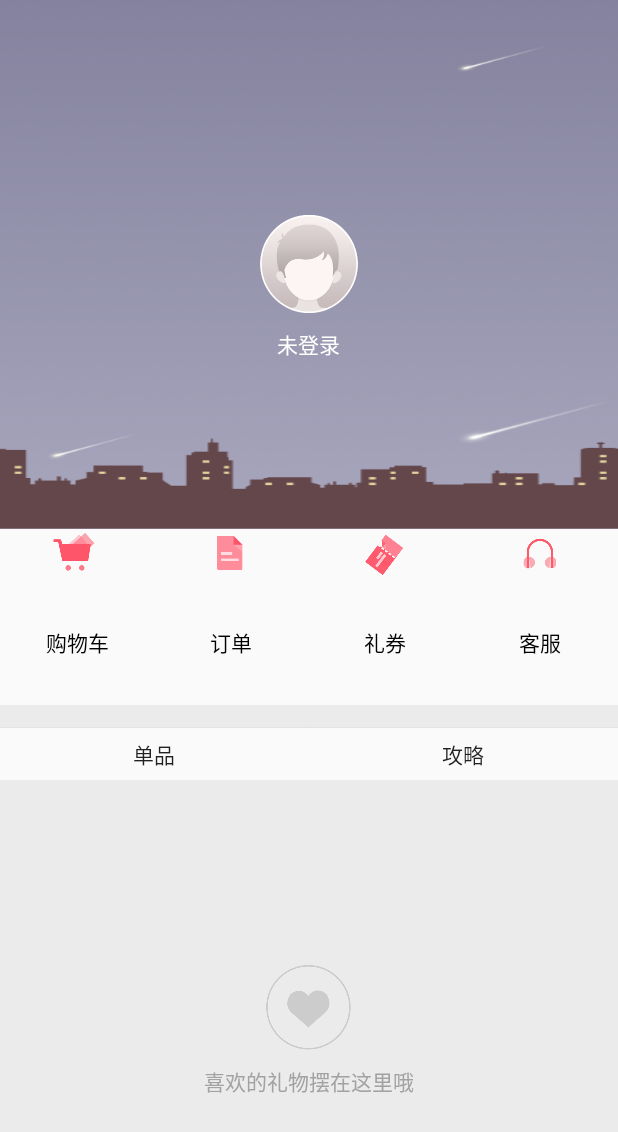
After one commit to JiazhiqiangGitHub/Gift, an Android app: the layout mine_fragment.xml on its own in the app's theme, with its tools: preview values and no code run, on a phone screen of 412 x 824 dp. The commit adds this screen. Shown: the top 1132 px of the screen. Run offline under Robolectric (Android 15) with nearby library versions, the phone set to English and light mode, and no system bars.

Commit message:
布局了我的页面

```diff
--- a/app/src/main/java/lanou/gift/mine/mineFragment.java
+++ b/app/src/main/java/lanou/gift/mine/mineFragment.java
@@ -1,9 +1,26 @@
 package lanou.gift.mine;
 
-import android.support.v4.app.Fragment;
+import lanou.gift.R;
+import lanou.gift.base.BaseFragment;
 
 /**
  * Created by dllo on 16/10/21.
  */
-public class mineFragment extends Fragment {
+public class mineFragment extends BaseFragment {
+
+
+    @Override
+    protected void initDate() {
+
+    }
+
+    @Override
+    protected void initView() {
+
+    }
+
+    @Override
+    protected int getLayout() {
+        return R.layout.mine_fragment;
+    }
 }
--- a/app/src/main/res/layout/activity_main.xml
+++ b/app/src/main/res/layout/activity_main.xml
@@ -11,7 +11,7 @@
         android:layout_width="match_parent"
         android:layout_height="0dp"
         android:orientation="vertical"
-        android:layout_weight="8"
+        android:layout_weight="10"
         android:id="@+id/lb_main">
 
 
--- /dev/null
+++ b/app/src/main/res/layout/mine_fragment.xml
@@ -0,0 +1,126 @@
+<?xml version="1.0" encoding="utf-8"?>
+<LinearLayout xmlns:android="http://schemas.android.com/apk/res/android"
+    android:orientation="vertical" android:layout_width="match_parent"
+    android:layout_height="match_parent"
+    >
+
+<RelativeLayout
+    android:layout_width="match_parent"
+    android:layout_height="0dp"
+    android:layout_weight="3"
+    android:background="@mipmap/signin_bg_night">
+<ImageButton
+    android:layout_width="wrap_content"
+    android:layout_height="wrap_content"
+    android:src="@mipmap/me_avatar_boy"
+    android:layout_centerInParent="true"
+    android:id="@+id/iv_mine_boy"
+    android:background="@null"/>
+    <TextView
+        android:layout_width="wrap_content"
+        android:layout_height="wrap_content"
+        android:text="未登录"
+        android:layout_below="@+id/iv_mine_boy"
+        android:layout_centerInParent="true"
+        android:layout_marginTop="10dp"
+        android:textColor="#FFFFFF"
+        android:id="@+id/tv_mine"/>
+</RelativeLayout>
+
+    <LinearLayout
+        android:layout_width="match_parent"
+        android:layout_height="0dp"
+        android:layout_weight="1"
+        android:orientation="horizontal">
+
+    <RadioButton
+        android:layout_width="0dp"
+        android:layout_height="match_parent"
+        android:layout_weight="1"
+        android:button="@null"
+        android:gravity="center"
+        android:id="@+id/btn_mine_cart"
+        android:text="购物车"
+        android:drawableTop="@mipmap/icon_cart"
+        />
+        <RadioButton
+            android:layout_width="0dp"
+            android:layout_height="match_parent"
+            android:layout_weight="1"
+            android:button="@null"
+            android:gravity="center"
+            android:id="@+id/btn_mine_order"
+            android:text="订单"
+            android:drawableTop="@mipmap/icon_order"/>
+        <RadioButton
+            android:layout_width="0dp"
+            android:layout_height="match_parent"
+            android:layout_weight="1"
+            android:button="@null"
+            android:id="@+id/btn_mine_coupon"
+            android:gravity="center"
+            android:text="礼券"
+            android:drawableTop="@mipmap/icon_coupon"/>
+        <RadioButton
+            android:layout_width="0dp"
+            android:layout_height="match_parent"
+            android:layout_weight="1"
+            android:button="@null"
+            android:gravity="center"
+            android:id="@+id/btn_mine_service"
+            android:text="客服"
+            android:drawableTop="@mipmap/icon_service"/>
+    </LinearLayout>
+
+
+    <LinearLayout
+        android:layout_width="match_parent"
+        android:layout_height="0dp"
+        android:layout_weight="3"
+        android:background="#EBEBEB"
+        android:orientation="vertical">
+
+<LinearLayout
+    android:layout_width="match_parent"
+    android:layout_height="50dp">
+    <Button
+        android:layout_width="0dp"
+        android:layout_height="wrap_content"
+        android:layout_weight="1"
+        android:background="#FAFAFA"
+        android:layout_marginTop="15dp"
+        android:text="单品"
+        android:id="@+id/btn_mine_one"/>
+    <Button
+            android:layout_width="0dp"
+            android:layout_height="wrap_content"
+            android:layout_weight="1"
+        android:background="#FAFAFA"
+        android:layout_marginTop="15dp"
+        android:text="攻略"
+        android:id="@+id/btn_mine_raider"/>
+
+</LinearLayout>
+        <RelativeLayout
+            android:layout_width="match_parent"
+            android:layout_height="match_parent"
+            android:orientation="vertical">
+
+     <ImageView
+         android:layout_width="wrap_content"
+         android:layout_height="wrap_content"
+         android:src="@mipmap/favourite"
+         android:layout_centerInParent="true"
+         android:id="@+id/iv_mine_favourite"/>
+        <TextView
+            android:layout_width="wrap_content"
+            android:layout_height="wrap_content"
+            android:text="喜欢的礼物摆在这里哦"
+            android:layout_below="@+id/iv_mine_favourite"
+            android:layout_centerInParent="true"
+            android:layout_marginTop="10dp"
+            android:textColor="#A2A2A2"/>
+
+    </RelativeLayout>
+    </LinearLayout>
+</LinearLayout>
```
Also changed, not shown: app/src/main/res/mipmap-xxhdpi/favourite.png (added), app/src/main/res/mipmap-xxhdpi/icon_cart.png (added), app/src/main/res/mipmap-xxhdpi/icon_coupon.png (added), app/src/main/res/mipmap-xxhdpi/icon_login_message.png (added), app/src/main/res/mipmap-xxhdpi/icon_order.png (added), app/src/main/res/mipmap-xxhdpi/icon_service.png (added), app/src/main/res/mipmap-xxhdpi/me_avatar_boy.png (added), app/src/main/res/mipmap-xxhdpi/signin_bg_night.png (added).
